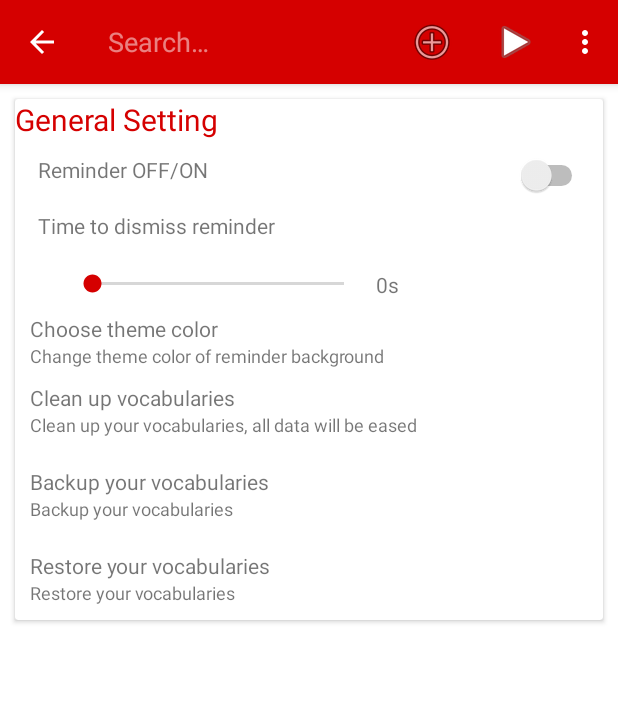
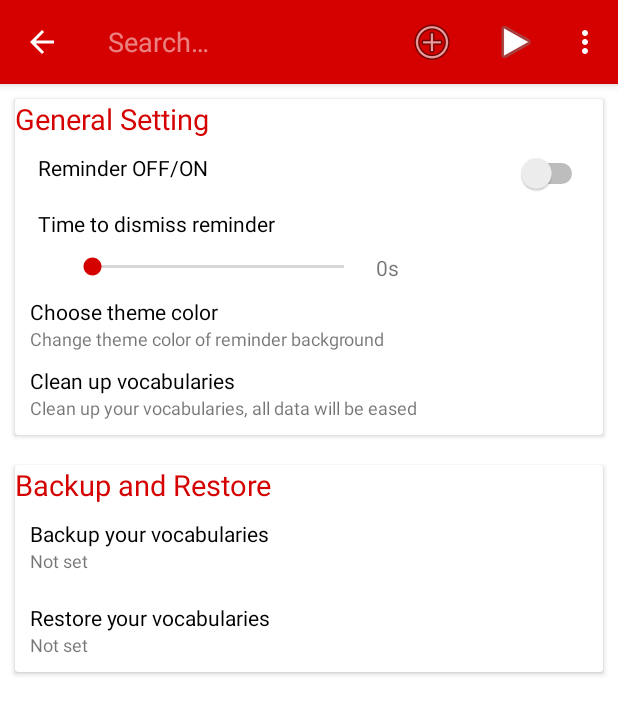
Before and after one commit to ltbaogt/ltbaogtrepo, an Android app: the screen it shows after launch (MainActivity), in the side drawer, after a tap on "Settings", on a phone screen of 412 x 824 dp. Shown: the top 714 px of the screen. Run offline under Robolectric (Android 15) with nearby library versions, the phone set to English and light mode, and no system bars; network calls fail; 4 statements that could not run were skipped.

Commit message:
Change popup choose color's title Finish app when press icon Logout Get backup file path from SharedPreferences Remove source code related to Tag feature Edit layout for Setting screen

```diff
--- a/02_Source/VocaReminder/app/src/main/java/com/ltbaogt/vocareminder/vocareminder/adapter/DictionaryAdapter.java
+++ b/02_Source/VocaReminder/app/src/main/java/com/ltbaogt/vocareminder/vocareminder/adapter/DictionaryAdapter.java
@@ -137,7 +137,7 @@ public class DictionaryAdapter extends RecyclerView.Adapter<DictionaryAdapter.My
         return new Filter() {
             @Override
             protected FilterResults performFiltering(CharSequence constraint) {
-                ArrayList<Word> filteredList = null;
+                ArrayList<Word> filteredList;
                 if (constraint.length() == 0) {
                     filteredList = mNoFilterList;
                 } else {
--- a/02_Source/VocaReminder/app/src/main/java/com/ltbaogt/vocareminder/vocareminder/define/Define.java
+++ b/02_Source/VocaReminder/app/src/main/java/com/ltbaogt/vocareminder/vocareminder/define/Define.java
@@ -27,4 +27,5 @@ public class Define {
     public static final String REF_SCREEN_SIZE_WIDTH = "screen_size_width";
     public static final String REF_SCREEN_SIZE_HEIGHT = "screen_size_height";
     public static final String REF_KEY = "service_sharedreferenced";
+    public static final String BACKUP_PATH = "backup_file_path";
 }
--- a/02_Source/VocaReminder/app/src/main/java/com/ltbaogt/vocareminder/vocareminder/fragment/FragmentListWord.java
+++ b/02_Source/VocaReminder/app/src/main/java/com/ltbaogt/vocareminder/vocareminder/fragment/FragmentListWord.java
@@ -6,11 +6,9 @@ import android.support.v7.widget.LinearLayoutManager;
 import android.support.v7.widget.RecyclerView;
 import android.support.v7.widget.helper.ItemTouchHelper;
 import android.util.Log;
-import android.view.GestureDetector;
 import android.view.LayoutInflater;
 import android.view.View;
 import android.view.ViewGroup;
-import android.widget.LinearLayout;
 import android.widget.Toast;
 
 import com.ltbaogt.vocareminder.vocareminder.R;
@@ -19,9 +17,7 @@ import com.ltbaogt.vocareminder.vocareminder.adapter.DictionaryAdapter;
 import com.ltbaogt.vocareminder.vocareminder.bean.Word;
 import com.ltbaogt.vocareminder.vocareminder.database.bl.OALBLL;
 import com.ltbaogt.vocareminder.vocareminder.define.Define;
-import com.ltbaogt.vocareminder.vocareminder.listener.OALSimpleOnGestureListener;
 import com.ltbaogt.vocareminder.vocareminder.provider.ProviderWrapper;
-
 import java.util.ArrayList;
 
 /**
@@ -32,31 +28,31 @@ public class FragmentListWord extends BaseFragment {
 
     public static final String TAG = Define.TAG + "FragmentListWord";
     private RecyclerView mRecycler;
-    private RecyclerView mRecyclerTag;
+//    private RecyclerView mRecyclerTag;
     private View mMainView;
-    private LinearLayout mTagPanel;
+//    private LinearLayout mTagPanel;
 
-    private OALSimpleOnGestureListener mTagPanelSimpleOnGestureListener;
+//    private OALSimpleOnGestureListener mTagPanelSimpleOnGestureListener;
 
-    private static class OnDoubleTapTagPanel implements OALSimpleOnGestureListener.OnDoubleTap {
+//    private static class OnDoubleTapTagPanel implements OALSimpleOnGestureListener.OnDoubleTap {
+//
+//        FragmentListWord mFragmentListWord;
+//
+//        public OnDoubleTapTagPanel(FragmentListWord listWord) {
+//            mFragmentListWord = listWord;
+//        }
+//
+//        @Override
+//        public void onDoubleTap() {
+//            if (mFragmentListWord != null) {
+//                mFragmentListWord.toggleTagPanel();
+//            }
+//        }
+//    }
 
-        FragmentListWord mFragmentListWord;
+//    private GestureDetector mTagPanelGestureDetector;
 
-        public OnDoubleTapTagPanel(FragmentListWord listWord) {
-            mFragmentListWord = listWord;
-        }
-
-        @Override
-        public void onDoubleTap() {
-            if (mFragmentListWord != null) {
-                mFragmentListWord.toggleTagPanel();
-            }
-        }
-    }
-
-    private GestureDetector mTagPanelGestureDetector;
-
-    private OnDoubleTapTagPanel mOnDoubleTapTagPanel;
+//    private OnDoubleTapTagPanel mOnDoubleTapTagPanel;
 
     @Nullable
     @Override
@@ -156,14 +152,6 @@ public class FragmentListWord extends BaseFragment {
         Log.d(TAG, ">>>updateLayoutNoWord END");
     }
 
-
-    @Override
-    public void onDestroyView() {
-        super.onDestroyView();
-        getView().setOnClickListener(null);
-        Log.d(TAG, ">>>onDestroyView START");
-    }
-
     private void setRecyclerViewItemTouchListener() {
         ItemTouchHelper.SimpleCallback itemTouchCallback = new ItemTouchHelper.SimpleCallback(
                 0, ItemTouchHelper.LEFT) {
@@ -189,20 +177,20 @@ public class FragmentListWord extends BaseFragment {
         itemTouchHelper.attachToRecyclerView(mRecycler);
     }
 
-    //Show Tag panel
-    public void toggleTagPanel() {
-        if (mTagPanel != null) {
-            if (mTagPanel.getVisibility() == View.VISIBLE) {
-                mTagPanel.setVisibility(View.GONE);
-            } else {
-                mTagPanel.setVisibility(View.VISIBLE);
-            }
-        }
-    }
-    //Show Tag panel
-    public void hideTagPanel() {
-        if (mTagPanel != null) {
-            mTagPanel.setVisibility(View.GONE);
-        }
-    }
+//    //Show Tag panel
+//    public void toggleTagPanel() {
+//        if (mTagPanel != null) {
+//            if (mTagPanel.getVisibility() == View.VISIBLE) {
+//                mTagPanel.setVisibility(View.GONE);
+//            } else {
+//                mTagPanel.setVisibility(View.VISIBLE);
+//            }
+//        }
+//    }
+//    //Show Tag panel
+//    public void hideTagPanel() {
+//        if (mTagPanel != null) {
+//            mTagPanel.setVisibility(View.GONE);
+//        }
+//    }
 }
--- a/02_Source/VocaReminder/app/src/main/java/com/ltbaogt/vocareminder/vocareminder/fragment/FragmentSetting.java
+++ b/02_Source/VocaReminder/app/src/main/java/com/ltbaogt/vocareminder/vocareminder/fragment/FragmentSetting.java
@@ -1,5 +1,6 @@
 package com.ltbaogt.vocareminder.vocareminder.fragment;
 
+import android.content.Context;
 import android.os.Bundle;
 import android.support.annotation.Nullable;
 import android.view.LayoutInflater;
@@ -12,6 +13,7 @@ import android.widget.TextView;
 
 import com.ltbaogt.vocareminder.vocareminder.R;
 import com.ltbaogt.vocareminder.vocareminder.activity.MainActivity;
+import com.ltbaogt.vocareminder.vocareminder.define.Define;
 import com.ltbaogt.vocareminder.vocareminder.listener.ServiceRunningListener;
 
 /**
@@ -29,6 +31,9 @@ public class FragmentSetting extends BaseFragment implements SeekBar.OnSeekBarCh
     Switch mSwitchServiceRunning;
     ServiceRunningListener mServiceRunningListener;
 
+    TextView mBackupDesription;
+    TextView mRestoreDescription;
+
     @Nullable
     @Override
     public View onCreateView(LayoutInflater inflater, @Nullable ViewGroup container, @Nullable Bundle savedInstanceState) {
@@ -42,6 +47,14 @@ public class FragmentSetting extends BaseFragment implements SeekBar.OnSeekBarCh
             mTvDismissTime.setText(dismissTime + "s");
             int serviceStatus = getMainActivity().getProviderWrapper().getServiceRunningStatus();
             mSwitchServiceRunning.setChecked((serviceStatus == 1 ? true:false));
+            mBackupDesription = (TextView) v.findViewById(R.id.backup_description);
+            mRestoreDescription = (TextView) v.findViewById(R.id.restore_description);
+            String backupFilePath = getActivity().getSharedPreferences(Define.REF_KEY, Context.MODE_PRIVATE).getString(Define.BACKUP_PATH, "Not set");
+            if (backupFilePath != null) {
+                backupFilePath = backupFilePath.split("\\.")[0];
+            }
+            mBackupDesription.setText(backupFilePath);
+            mRestoreDescription.setText(backupFilePath);
         }
         return v;
     }
--- a/02_Source/VocaReminder/app/src/main/res/layout/activity_main.xml
+++ b/02_Source/VocaReminder/app/src/main/res/layout/activity_main.xml
@@ -20,7 +20,7 @@
                 android:layout_height="wrap_content"
                 android:text="General Setting"
                 android:textColor="@color/colorPrimary"
-                android:textSize="20dp" />
+                android:textSize="19dp" />
 
             <RelativeLayout
                 style="@style/setting_item"
@@ -32,7 +32,8 @@
                     android:id="@+id/setting_service_switch_title"
                     android:layout_width="wrap_content"
                     android:layout_height="wrap_content"
-                    android:text="Reminder OFF/ON" />
+                    android:text="Reminder OFF/ON"
+                    android:textColor="@android:color/black" />
 
                 <Switch
                     android:id="@+id/setting_service_switch_switch"
@@ -53,8 +54,9 @@
                     android:layout_width="wrap_content"
                     android:layout_height="wrap_content"
                     android:layout_alignParentLeft="true"
-                    android:layout_marginBottom="20dp"
-                    android:text="Time to dismiss reminder" />
+                    android:layout_marginBottom="10dp"
+                    android:text="Time to dismiss reminder"
+                    android:textColor="@android:color/black" />
 
                 <SeekBar
                     android:id="@+id/setting_dismiss_time_sb"
@@ -85,12 +87,13 @@
                     android:id="@+id/dismiss_time_title"
                     android:layout_width="match_parent"
                     android:layout_height="wrap_content"
-                    android:text="Choose theme color" />
+                    android:text="Choose theme color"
+                    android:textColor="@android:color/black" />
 
                 <TextView
-                    android:layout_below="@id/dismiss_time_title"
                     android:layout_width="match_parent"
                     android:layout_height="wrap_content"
+                    android:layout_below="@id/dismiss_time_title"
                     android:text="Change theme color of reminder background"
                     android:textSize="12sp" />
             </RelativeLayout>
@@ -106,15 +109,35 @@
                     android:id="@+id/change_color_title"
                     android:layout_width="match_parent"
                     android:layout_height="wrap_content"
-                    android:text="Clean up vocabularies" />
+                    android:text="Clean up vocabularies"
+                    android:textColor="@android:color/black" />
 
                 <TextView
-                    android:layout_below="@id/change_color_title"
                     android:layout_width="match_parent"
                     android:layout_height="wrap_content"
+                    android:layout_below="@id/change_color_title"
                     android:text="Clean up your vocabularies, all data will be eased"
                     android:textSize="12sp" />
             </RelativeLayout>
+        </LinearLayout>
+    </android.support.v7.widget.CardView>
+
+    <android.support.v7.widget.CardView
+        android:layout_width="match_parent"
+        android:layout_height="wrap_content"
+        android:layout_margin="10dp">
+
+        <LinearLayout
+            android:layout_width="match_parent"
+            android:layout_height="match_parent"
+            android:orientation="vertical">
+
+            <TextView
+                android:layout_width="match_parent"
+                android:layout_height="wrap_content"
+                android:text="Backup and Restore"
+                android:textColor="@color/colorPrimary"
+                android:textSize="19dp" />
 
             <RelativeLayout
                 style="@style/setting_item"
@@ -127,12 +150,14 @@
                     android:id="@+id/backup"
                     android:layout_width="match_parent"
                     android:layout_height="wrap_content"
-                    android:text="Backup your vocabularies" />
+                    android:text="Backup your vocabularies"
+                    android:textColor="@android:color/black" />
 
                 <TextView
-                    android:layout_below="@id/backup"
+                    android:id="@+id/backup_description"
                     android:layout_width="match_parent"
                     android:layout_height="wrap_content"
+                    android:layout_below="@id/backup"
                     android:text="Backup your vocabularies"
                     android:textSize="12sp" />
             </RelativeLayout>
@@ -148,16 +173,17 @@
                     android:id="@+id/restore"
                     android:layout_width="match_parent"
                     android:layout_height="wrap_content"
-                    android:text="Restore your vocabularies" />
+                    android:text="Restore your vocabularies"
+                    android:textColor="@android:color/black" />
 
                 <TextView
-                    android:layout_below="@id/restore"
+                    android:id="@+id/restore_description"
                     android:layout_width="match_parent"
                     android:layout_height="wrap_content"
+                    android:layout_below="@id/restore"
                     android:text="Restore your vocabularies"
                     android:textSize="12sp" />
             </RelativeLayout>
         </LinearLayout>
     </android.support.v7.widget.CardView>
-
 </LinearLayout>
--- a/02_Source/VocaReminder/app/src/main/res/menu/nav_menu.xml
+++ b/02_Source/VocaReminder/app/src/main/res/menu/nav_menu.xml
@@ -3,23 +3,23 @@
     <group android:checkableBehavior="single">
         <item
             android:id="@+id/home"
-            android:title="Vocabulary"
-            android:icon="@drawable/ic_home"/>
+            android:title="@string/nav_vocabularies"
+            android:icon="@drawable/ic_word_list"/>
         <!--<item-->
             <!--android:id="@+id/tag"-->
             <!--android:title="Tag"-->
             <!--android:icon="@drawable/ic_tag_64"/>-->
         <item
             android:id="@+id/settings"
-            android:title="Settings"
+            android:title="@string/nav_setting"
             android:icon="@drawable/ic_setting"/>
-        <item
-            android:id="@+id/trash"
-            android:title="Trash"
-            android:icon="@drawable/ic_trash"/>
+        <!--<item-->
+            <!--android:id="@+id/trash"-->
+            <!--android:title="Trash"-->
+            <!--android:icon="@drawable/ic_trash"/>-->
         <item
             android:id="@+id/logout"
-            android:title="Logout"
+            android:title="@string/nav_exit"
             android:icon="@drawable/ic_exit"/>
     </group>
 </menu>
--- a/02_Source/VocaReminder/app/src/main/res/values/strings.xml
+++ b/02_Source/VocaReminder/app/src/main/res/values/strings.xml
@@ -23,4 +23,11 @@
     <string name="word_sentence">Sentence</string>
     <string name="action_preview">Preview</string>
     <string name="message_word_was_deleted">You deleted %s from vocabularies</string>
+    <string name="nav_exit">Exit</string>
+    <string name="nav_setting">Settings</string>
+    <string name="nav_vocabularies">Vocabularies</string>
+    <string name="popup_title_backup_vocabularies">Backup your vocabularies</string>
+    <string name="popup_title_restore_vocabularies">Restore your vocabularies</string>
+    <string name="setting_title_choose_color">Choose Color</string>
+    <string name="item_word_delete">Delete</string>
 </resources>
```
Also changed, not shown: 02_Source/VocaReminder/app/src/main/java/com/ltbaogt/vocareminder/vocareminder/activity/MainActivity.java (+13 -12 lines), 02_Source/VocaReminder/app/src/main/res/drawable/spring.xml (added, +9 -0 lines), 02_Source/VocaReminder/app/src/main/res/layout/item_word.xml (+13 -4 lines), 02_Source/VocaReminder/app/src/main/res/drawable/ic_home.png (deleted), 02_Source/VocaReminder/app/src/main/res/drawable/ic_word_list.png (added).
